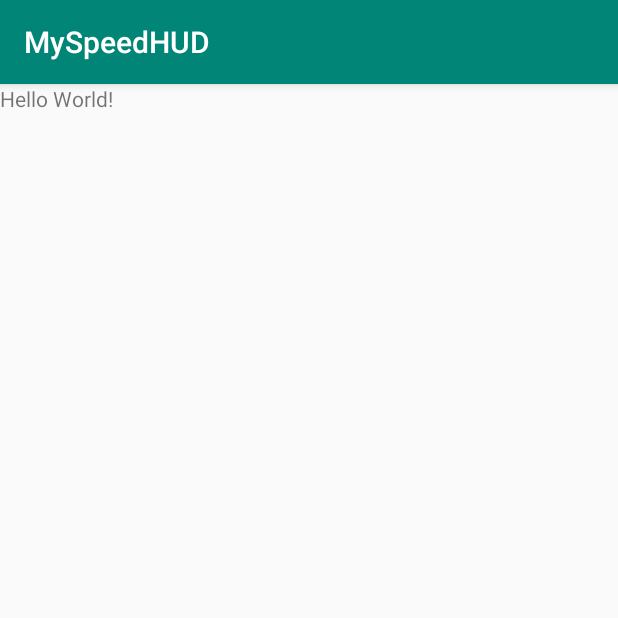
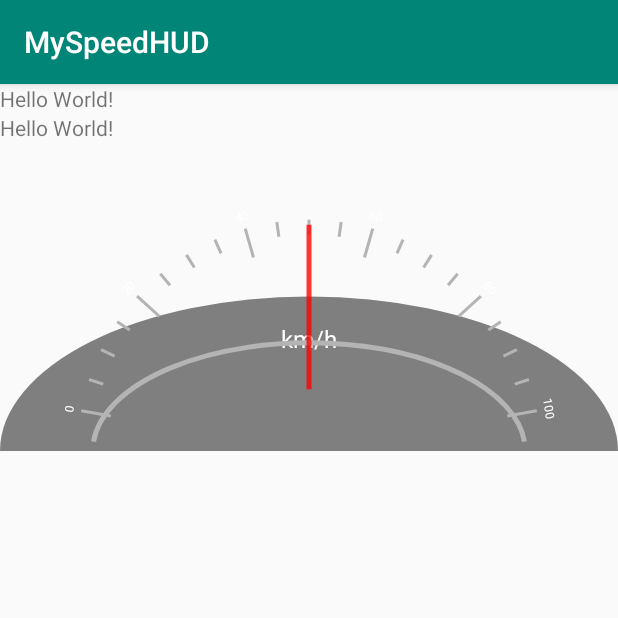
Before and after one commit to Dehedero/MySpeedHUD, an Android app: the screen it shows after launch (MainActivity), on a phone screen of 412 x 824 dp, the top half of it. Run offline under Robolectric (Android 15) with nearby library versions, the phone set to English and light mode, and no system bars.

Commit message:
Добавил спидометр, но он ужасен, нужно будет сменить его визуальный стиль и поработать с онимацией, закончить нужно до 09.10.18

```diff
--- a/app/src/main/java/com/example/nikolay/myspeedhud/MainActivity.java
+++ b/app/src/main/java/com/example/nikolay/myspeedhud/MainActivity.java
@@ -2,6 +2,7 @@ package com.example.nikolay.myspeedhud;
 
 import android.content.Intent;
 import android.location.Location;
+import android.location.LocationManager;
 import android.support.v7.app.AppCompatActivity;
 import android.os.Bundle;
 import android.widget.TextView;
@@ -10,7 +11,9 @@ import java.util.Date;
 
 public class MainActivity extends AppCompatActivity implements MyLocationService.LocationServiceDisplay {
 
-    private TextView textView;
+    private TextView textView, tvNet;
+    SpeedmeterView speedometer;
+    double dist = 0;
 
     @Override
     protected void onCreate(Bundle savedInstanceState) {
@@ -18,10 +21,20 @@ public class MainActivity extends AppCompatActivity implements MyLocationService
         setContentView(R.layout.activity_main);
 
         textView = findViewById(R.id.tv_main);
+        tvNet = findViewById(R.id.tv_net);
 
         //TODO Permissions check
         startService(new Intent(this, MyLocationService.class));
         MyLocationService.setLocationServiceDisplay(this);
+
+        speedometer = (SpeedmeterView) findViewById(R.id.speedmeter);
+        speedometer.setLabelConverter(new SpeedmeterView.LabelConverter() {
+            @Override
+            public String getLabelFor(double progress, double maxProgress) {
+                return String.valueOf((int) Math.round(progress));
+            }
+        });
+        speedometer.setSpeed(50);
 
 
     }
@@ -40,16 +53,24 @@ public class MainActivity extends AppCompatActivity implements MyLocationService
         if (location == null)
             return "";
         return String.format(
-                "Coordinates: lat = %1$.4f, lon = %2$.4f, time = %3$tF %3$tT, spd = %5$.4f %4$s",
+                "Coordinates: lat = %1$.4f, lon = %2$.4f, time = %3$tF %3$tT, spd = %5$.4f, dst = %6$.4f %4$s",
                 location.getLatitude(), location.getLongitude(), new Date(
-                        location.getTime()), location.getProvider(), location.getSpeed());
+                        location.getTime()), location.getProvider(), location.getSpeed(), dist);
     }
 
 
 
     @Override
-    public void update(Location location) {
-        textView.setText(formatLocation(location));
+    public void update(Location location, double distance) {
+        dist = distance;
+        if (location.getProvider().equals(LocationManager.GPS_PROVIDER)) {
+            textView.setText(formatLocation(location));
+        } else if (location.getProvider().equals(
+                LocationManager.NETWORK_PROVIDER)) {
+            tvNet.setText(formatLocation(location));
+        }
+
+        speedometer.setSpeed(location.getSpeed());
     }
 
 }
--- /dev/null
+++ b/app/src/main/java/com/example/nikolay/myspeedhud/SpeedmeterView.java
@@ -0,0 +1,334 @@
+package com.example.nikolay.myspeedhud;
+
+/*
+* Big thanks to danon
+* for code sample
+ */
+
+import android.animation.TypeEvaluator;
+import android.animation.ValueAnimator;
+import android.annotation.TargetApi;
+import android.content.Context;
+import android.graphics.Bitmap;
+import android.graphics.BitmapFactory;
+import android.graphics.Canvas;
+import android.graphics.Color;
+import android.graphics.Paint;
+import android.graphics.RectF;
+import android.os.Build;
+import android.support.annotation.Nullable;
+import android.util.AttributeSet;
+import android.view.View;
+
+public class SpeedmeterView extends View {
+
+    private static final String TAG = SpeedmeterView.class.getSimpleName();
+
+    //параметры спидометра
+    public static final double MAX_SPEED = 100.0;
+    public static final double MAJOR_TICK_STEP = 20.0;//расстояние между большими делениями шкалы
+    public static final int MINOR_TICKS = 3;//количество малых делений между большими
+    public static final int LABEL_TEXT_SIZE_DP = 12;
+    public static final int UNITS_TEXT_SIZE_DP = 24;
+
+    //прочие поля
+    private double speed = 0;
+    private int defaultColor = Color.rgb(180, 180, 180);
+    private LabelConverter labelConverter;
+    private String unitsText = "km/h";
+
+    //Цвета
+    private Paint backgroundPaint;
+    private Paint backgroundInnerPaint;
+    private Paint maskPaint;
+    private Paint needlePaint;
+    private Paint ticksPaint;
+    private Paint txtPaint;
+    private Paint unitsPaint;
+    private Paint colorLinePaint;
+
+    private Bitmap mask;
+
+
+    public SpeedmeterView(Context context) {
+        super(context);
+        init();
+    }
+
+    public SpeedmeterView(Context context, @Nullable AttributeSet attrs) {
+        super(context, attrs);
+        init();
+    }
+
+    public void setSpeed(double speed){
+        if(speed > MAX_SPEED){
+            speed = MAX_SPEED;
+        }
+
+        this.speed = speed;
+        invalidate();
+    }
+
+    //апи не ниже 11 уровня
+    @TargetApi(11)//TODO разобрать с тем, что это такое
+    public ValueAnimator setSpeed(double progress, long duration, long startDelay){
+
+        if(progress > MAX_SPEED){
+            progress = MAX_SPEED;
+        }
+
+        //TODO может работать некорректно
+        ValueAnimator valueAnimator = ValueAnimator.ofObject(new TypeEvaluator<Double>() {
+            @Override
+            public Double evaluate(float v, Double aDouble, Double t1) {
+                return aDouble + v * (aDouble - t1);
+            }
+        }, speed, progress);
+
+        valueAnimator.setDuration(duration);
+        valueAnimator.setStartDelay(startDelay);
+        valueAnimator.addUpdateListener(new ValueAnimator.AnimatorUpdateListener() {
+            @Override
+            public void onAnimationUpdate(ValueAnimator valueAnimator) {
+                Double value = (Double) valueAnimator.getAnimatedValue();
+                if(value != null){
+                    setSpeed(value);
+                }
+            }
+        });
+
+        valueAnimator.start();
+        return valueAnimator;
+    }
+
+    @TargetApi(11)
+    public ValueAnimator setSpeed(double progress, boolean animated){
+        return setSpeed(progress, 500, 200);
+    }
+
+    public void setLabelConverter(LabelConverter labelConverter){
+        this.labelConverter = labelConverter;
+        invalidate();
+    }
+
+    public LabelConverter getLabelConverter(){
+        return labelConverter;
+    }
+
+    @Override
+    protected void onDraw(Canvas canvas) {
+        super.onDraw(canvas);
+
+        canvas.drawColor(Color.TRANSPARENT);
+
+        drawBackGround(canvas);
+
+        drawTicks(canvas);
+
+        drawNeedle(canvas);
+
+    }
+
+    @Override//TODO Что это за метод
+    protected void onMeasure(int widthMeasureSpec, int heightMeasureSpec) {
+        int widthMode = MeasureSpec.getMode(widthMeasureSpec);
+        int widthSize = MeasureSpec.getSize(widthMeasureSpec);
+        int heightMode = MeasureSpec.getMode(heightMeasureSpec);
+        int heightSize = MeasureSpec.getSize(heightMeasureSpec);
+
+        int width;
+        int height;
+
+        //measure Width
+        if(widthMode == MeasureSpec.EXACTLY || widthMode == MeasureSpec.AT_MOST){
+            width = widthSize;
+        } else {
+            width = -1;
+        }
+
+        //Measure height
+        if(heightMode == MeasureSpec.EXACTLY || heightMode == MeasureSpec.AT_MOST){
+            height = heightSize;
+        } else {
+            height = -1;
+        }
+
+        if(height >= 0 && width >= 0){
+            width = Math.min(width, height);
+            height = width/2;
+        } else if(width >= 0){
+            height = width/2;
+        } else if(height >= 0) {
+            width = height*2;
+        } else {
+            width = 0;
+            height = 0;
+        }
+
+        setMeasuredDimension(width, height);
+
+    }
+
+    private void drawNeedle(Canvas canvas){
+        RectF oval = getOval(canvas, 1);
+        float radiis = oval.width()*0.35f + 10;
+        RectF smallOval = getOval(canvas, 0.2f);
+
+        float angle = 10 + (float)(speed/MAX_SPEED*160);
+        canvas.drawLine(//TODO разобраться в математике
+                (float) (oval.centerX() + Math.cos((180 - angle)/180*Math.PI)*smallOval.width()*0.5f),
+                (float) (oval.centerY() - Math.sin(angle/180*Math.PI)*smallOval.width()*0.5f),
+                (float) (oval.centerX() + Math.cos((180 - angle)/180*Math.PI)*radiis),
+                (float) (oval.centerY() - Math.sin(angle/180*Math.PI)*radiis),
+                needlePaint);
+        canvas.drawArc(smallOval, 180, 180, true, backgroundPaint);
+    }
+
+    private void drawTicks(Canvas canvas) {
+        float availableAngle = 160;
+        float majorStep = (float)(MAJOR_TICK_STEP/MAX_SPEED*availableAngle);
+        float minorStep = majorStep/(MINOR_TICKS + 1);
+
+        float majorTicksLength = 30;
+        float minorTicksLength = majorTicksLength/2;
+
+        RectF oval = getOval(canvas, 1);
+        float radius = oval.width()*0.35f;
+
+        float currentAngle = 10;
+        double curProgress = 0;
+
+        while (currentAngle <= 170){
+            canvas.drawLine(
+                    (float) (oval.centerX() + Math.cos((180 - currentAngle)/180*Math.PI)*(radius - majorTicksLength/2)),
+                    (float) (oval.centerY() - Math.sin(currentAngle/180*Math.PI)*(radius-majorTicksLength/2)),
+                    (float) (oval.centerX() + Math.cos((180 - currentAngle)/180*Math.PI)*(radius + majorTicksLength/2)),
+                    (float) (oval.centerY() - Math.sin(currentAngle/180*Math.PI)*(radius + majorTicksLength/2)),
+                    ticksPaint
+            );
+
+                    for(int i = 1; i <= MINOR_TICKS; ++i){
+                        float angle = currentAngle + i*minorStep;
+                        if(angle >= 170 + minorStep/2){
+                            break;
+                        }
+
+                        canvas.drawLine(
+                                (float) (oval.centerX() + Math.cos((180 - angle)/180*Math.PI)*(radius)),
+                                (float) (oval.centerY() - Math.sin(angle/180*Math.PI)*radius),
+                                (float) (oval.centerX() + Math.cos((180 - angle)/180*Math.PI)*(radius + minorTicksLength)),
+                                (float) (oval.centerY() - Math.sin(angle/180*Math.PI)*(radius + minorTicksLength)),
+                                ticksPaint
+                        );
+                    }
+
+                    if(labelConverter != null){
+                        canvas.save();
+                        canvas.rotate(180 + currentAngle, oval.centerX(), oval.centerY());
+                        float tvX = oval.centerX() + radius + majorTicksLength/2 + 8;
+                        float tvY = oval.centerY();
+
+                        canvas.rotate(+90, tvX, tvY);
+                        canvas.drawText(labelConverter.getLabelFor(curProgress, MAX_SPEED), tvX, tvY, txtPaint);
+                        canvas.restore();
+                    }
+
+                    currentAngle += majorStep;
+                    curProgress += MAJOR_TICK_STEP;
+
+        }
+
+        RectF smallOval = getOval(canvas, 0.7f);
+        colorLinePaint.setColor(defaultColor);
+        canvas.drawArc(smallOval, 185, 170, false, colorLinePaint);
+    }
+
+    //TODO какой нахуй фактор блять????
+    private RectF getOval(Canvas canvas, float factor){
+        RectF oval;
+        final int canvasWidth = canvas.getWidth();
+        final int canvasHeight = canvas.getHeight();
+
+        if(canvasHeight*2 >= canvasWidth){
+            oval = new RectF(0, 0, canvasWidth*factor, canvasHeight*factor);
+        } else {
+            oval = new RectF(0, 0, canvasWidth*2*factor, canvasHeight*2*factor);
+        }
+
+        oval.offset((canvasWidth - oval.width())/2 + getPaddingLeft(), (canvasHeight*2 - oval.height())/2 + getPaddingTop());
+        return oval;
+    }
+
+    private void drawBackGround(Canvas canvas){
+        RectF oval = getOval(canvas, 1);
+        canvas.drawArc(oval, 180, 180, true, backgroundPaint);
+
+        RectF innerOval = getOval(canvas, 0.9f);
+        canvas.drawArc(innerOval, 180, 180, true, backgroundInnerPaint);
+
+       // Bitmap mask = Bitmap.createScaledBitmap(this.mask, (int) (oval.width()*1.1), (int) (oval.height()*1.1)/2, true);
+       // canvas.drawBitmap(mask, oval.centerX() - oval.width()*1.1f/2, oval.centerY() - oval.width()*1.1f/2, maskPaint);
+
+        canvas.drawText(unitsText, oval.centerX(), oval.centerY()/1.5f, unitsPaint);
+    }
+
+    @SuppressWarnings("NewApi")
+    private void init(){
+        if(!isInEditMode()){
+            setLayerType(View.LAYER_TYPE_HARDWARE, null);
+        }
+
+        backgroundPaint = new Paint(Paint.ANTI_ALIAS_FLAG);
+        backgroundPaint.setStyle(Paint.Style.FILL);
+        backgroundPaint.setColor(Color.rgb(127, 127, 127));
+
+        backgroundInnerPaint = new Paint(Paint.ANTI_ALIAS_FLAG);
+        backgroundInnerPaint.setStyle(Paint.Style.FILL);
+        backgroundInnerPaint.setColor(Color.rgb(127, 127, 127));
+
+        txtPaint = new Paint(Paint.ANTI_ALIAS_FLAG);
+        txtPaint.setColor(Color.WHITE);
+        txtPaint.setTextSize(LABEL_TEXT_SIZE_DP);
+        txtPaint.setTextAlign(Paint.Align.CENTER);
+        txtPaint.setLinearText(true);
+
+        unitsPaint = new Paint(Paint.ANTI_ALIAS_FLAG);
+        unitsPaint.setColor(Color.WHITE);
+        unitsPaint.setTextSize(UNITS_TEXT_SIZE_DP);
+        unitsPaint.setTextAlign(Paint.Align.CENTER);
+        unitsPaint.setLinearText(true);
+
+        this.mask = BitmapFactory.decodeResource(getResources(), R.drawable.spot_mask);
+        this.mask = Bitmap.createBitmap(this.mask, 0, 0, this.mask.getWidth(), this.mask.getHeight() / 2);
+
+        maskPaint = new Paint(Paint.ANTI_ALIAS_FLAG);
+        maskPaint.setDither(true);
+
+        ticksPaint = new Paint(Paint.ANTI_ALIAS_FLAG);
+        ticksPaint.setStrokeWidth(3.0f);
+        ticksPaint.setStyle(Paint.Style.STROKE);
+        ticksPaint.setColor(defaultColor);
+
+        colorLinePaint = new Paint(Paint.ANTI_ALIAS_FLAG);
+        colorLinePaint.setStyle(Paint.Style.STROKE);
+        colorLinePaint.setStrokeWidth(5);
+        colorLinePaint.setColor(defaultColor);
+
+        needlePaint = new Paint(Paint.ANTI_ALIAS_FLAG);
+        needlePaint.setStrokeWidth(5);
+        needlePaint.setStyle(Paint.Style.STROKE);
+        needlePaint.setColor(Color.argb(200, 255, 0, 0));
+
+
+
+
+
+    }
+
+    public interface LabelConverter {
+
+        String getLabelFor(double progress, double maxProgress);
+
+    }
+
+}
--- a/app/src/main/res/layout/activity_main.xml
+++ b/app/src/main/res/layout/activity_main.xml
@@ -8,13 +8,20 @@
     android:orientation="vertical">
 
     <TextView
-        android:layout_width="wrap_content"
+        android:layout_width="match_parent"
         android:layout_height="wrap_content"
         android:text="Hello World!"
-        android:id="@+id/tv_main"
-        app:layout_constraintBottom_toBottomOf="parent"
-        app:layout_constraintLeft_toLeftOf="parent"
-        app:layout_constraintRight_toRightOf="parent"
-        app:layout_constraintTop_toTopOf="parent" />
+        android:id="@+id/tv_main" />
+
+    <TextView
+        android:layout_width="match_parent"
+        android:layout_height="wrap_content"
+        android:text="Hello World!"
+        android:id="@+id/tv_net" />
+
+    <com.example.nikolay.myspeedhud.SpeedmeterView
+        android:layout_width="match_parent"
+        android:layout_height="wrap_content"
+        android:id="@+id/speedmeter"/>
 
 </LinearLayout>
```
Also changed, not shown: app/src/main/java/com/example/nikolay/myspeedhud/MyLocationService.java (+75 -14 lines).
